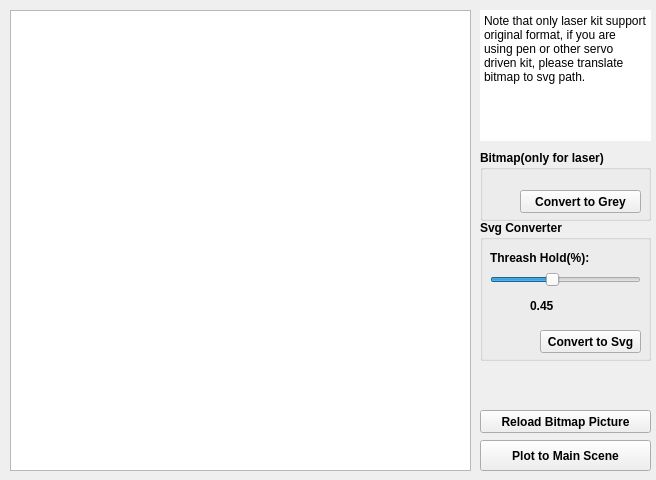
First picture: the form in mDrawGui/ParserGUI.ui, repository Makeblock-official/mDrawBot, before the edit.
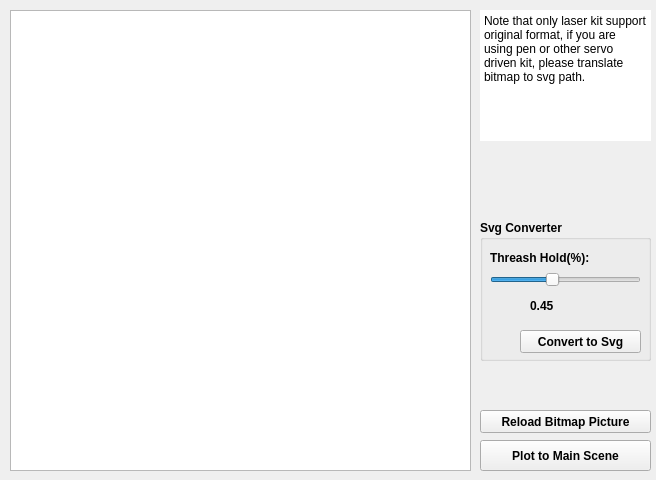
Second picture: the form after the edit.

What changed in the file:
```diff
--- a/mDrawGui/ParserGUI.ui
+++ b/mDrawGui/ParserGUI.ui
@@ -68,9 +68,9 @@
    <widget class="QPushButton" name="btnConvert">
     <property name="geometry">
      <rect>
-      <x>60</x>
+      <x>40</x>
       <y>110</y>
-      <width>101</width>
+      <width>121</width>
       <height>23</height>
      </rect>
     </property>
@@ -142,9 +142,12 @@
    </property>
   </widget>
   <widget class="QGroupBox" name="groupBox_2">
+   <property name="enabled">
+    <bool>false</bool>
+   </property>
    <property name="geometry">
     <rect>
-     <x>480</x>
+     <x>1480</x>
      <y>150</y>
      <width>171</width>
      <height>71</height>
```
Left out of the diff: 4 changed lines with no effect on the pictures.
